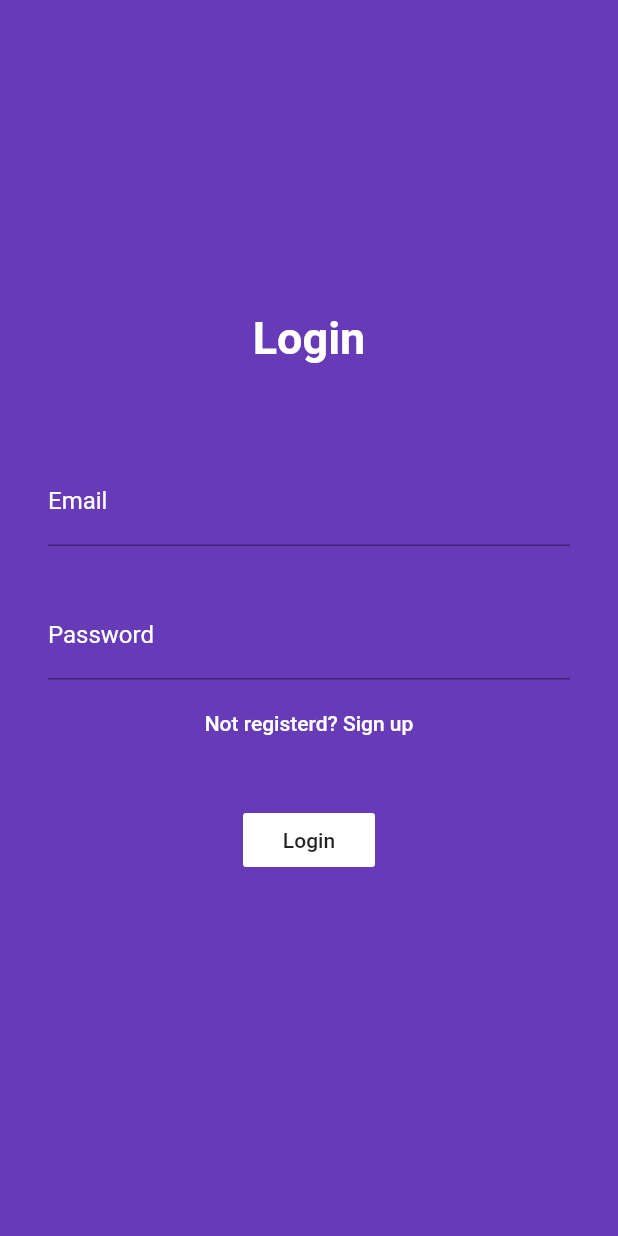
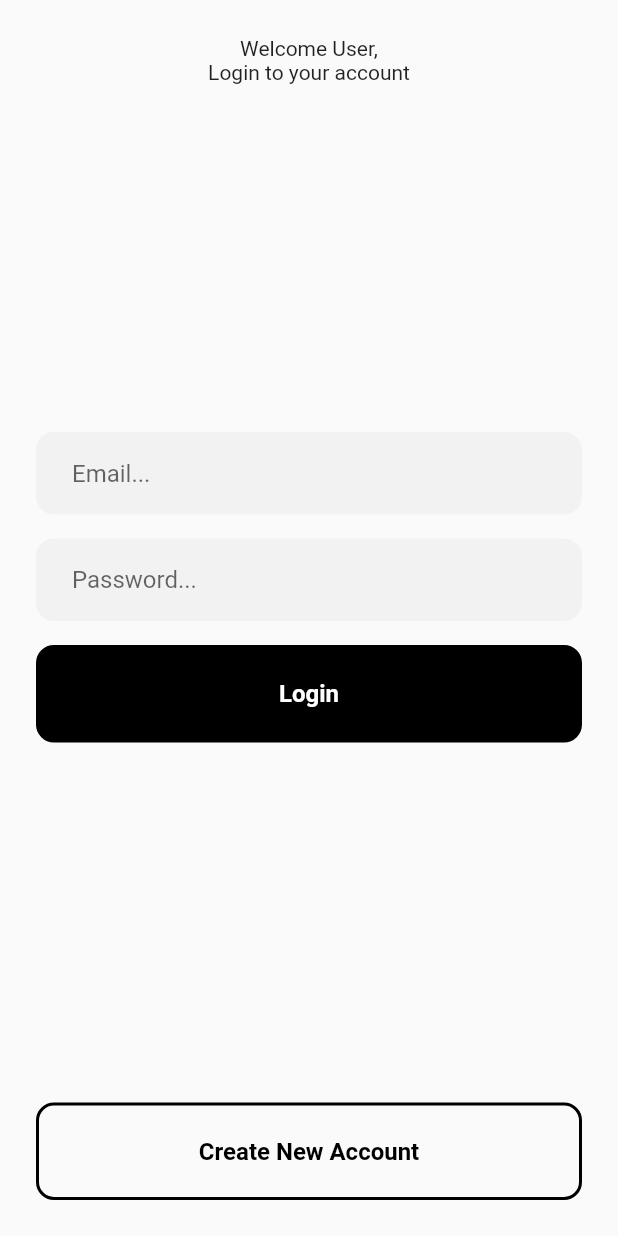
Before and after one commit to xaakib/fireandapi30days, a Flutter app: the screen it shows after launch, on a phone screen of 412 x 824 dp. Run offline on Flutter 3.47's test engine with Material 2 defaults, Android fonts, the phone set to English and light mode, and no system bars; our stand-ins replace firebase_auth, firebase_core, get; accounts and stored records are empty.

Commit message:
here is a bug

```diff
--- a/lib/screen/login_screen.dart
+++ b/lib/screen/login_screen.dart
@@ -1,129 +1,167 @@
 import 'package:fireandapi30days/screen/register_screen.dart';
-import 'package:fireandapi30days/services/authenticationServices.dart';
-import 'package:flutter/cupertino.dart';
+import 'package:fireandapi30days/widgets/custom_btn.dart';
+import 'package:fireandapi30days/widgets/custom_input.dart';
+import 'package:firebase_auth/firebase_auth.dart';
 import 'package:flutter/material.dart';
 
 class LoginScreen extends StatefulWidget {
   @override
-  _LoginScreenState createState() => _LoginScreenState();
+  _LoginScreen createState() => _LoginScreen();
 }
 
-class _LoginScreenState extends State<LoginScreen> {
-  final _key = GlobalKey<FormState>();
+class _LoginScreen extends State<LoginScreen> {
+  Future<void> _alertDialogBuilder(String error) async {
+    return showDialog(
+        context: context,
+        barrierDismissible: false,
+        builder: (context) {
+          return AlertDialog(
+            title: Text("Error"),
+            content: Container(
+              child: Text(error),
+            ),
+            actions: [
+              FlatButton(
+                child: Text("Close Dialog"),
+                onPressed: () {
+                  Navigator.pop(context);
+                },
+              )
+            ],
+          );
+        });
+  }
 
-  final AuthenticationService _auth = AuthenticationService();
+  // Create a new user account
+  Future<String> _loginAccount() async {
+    try {
+      await FirebaseAuth.instance.signInWithEmailAndPassword(
+          email: _loginEmail, password: _loginPassword);
+      return null;
+    } on FirebaseAuthException catch (e) {
+      if (e.code == 'weak-password') {
+        return 'The password provided is too weak.';
+      } else if (e.code == 'email-already-in-use') {
+        return 'The account already exists for that email.';
+      }
+      return e.message;
+    } catch (e) {
+      return e.toString();
+    }
+  }
 
-  TextEditingController _emailContoller = TextEditingController();
-  TextEditingController _passwordController = TextEditingController();
+  void _submitForm() async {
+    // Set the form to loading state
+    setState(() {
+      _loginFormLoading = true;
+    });
+
+    // Run the create account method
+    String _loginFeedback = await _loginAccount();
+
+    // If the string is not null, we got error while create account.
+    if (_loginFeedback != null) {
+      _alertDialogBuilder(_loginFeedback);
+
+      // Set the form to regular state [not loading].
+      setState(() {
+        _loginFormLoading = false;
+      });
+    }
+  }
+
+  // Default Form Loading State
+  bool _loginFormLoading = false;
+
+  // Form Input Field Values
+  String _loginEmail = "";
+  String _loginPassword = "";
+
+  // Focus Node for input fields
+  FocusNode _passwordFocusNode;
+
+  @override
+  void initState() {
+    _passwordFocusNode = FocusNode();
+    super.initState();
+  }
+
+  @override
+  void dispose() {
+    _passwordFocusNode.dispose();
+    super.dispose();
+  }
 
   @override
   Widget build(BuildContext context) {
-    return SafeArea(
-      child: Scaffold(
-        body: SingleChildScrollView(
+    return Scaffold(
+      body: SafeArea(
         child: Container(
-            height: MediaQuery.of(context).size.height,
-            color: Colors.deepPurple,
-            child: Center(
-              child: Form(
-                key: _key,
+          width: double.infinity,
           child: Column(
-                  mainAxisAlignment: MainAxisAlignment.center,
+            mainAxisAlignment: MainAxisAlignment.spaceBetween,
             children: [
-                    Text(
-                      'Login',
-                      style: TextStyle(
-                        color: Colors.white,
-                        fontSize: 30,
-                        fontWeight: FontWeight.w600,
+              Container(
+                padding: EdgeInsets.only(
+                  top: 24.0,
+                ),
+                child: Text(
+                  "Welcome User,\nLogin to your account",
+                  textAlign: TextAlign.center,
                 ),
               ),
+              Column(
+                children: [
+                  CustomInput(
+                    hintText: "Email...",
+                    onChanged: (value) {
+                      _loginEmail = value;
+                    },
+                    onSubmit: (value) {
+                      _passwordFocusNode.requestFocus();
+                    },
+                    textinputAction: TextInputAction.next,
+                  ),
+                  CustomInput(
+                    hintText: "Password...",
+                    onChanged: (value) {
+                      _loginPassword = value;
+                    },
+                    focusNode: _passwordFocusNode,
+                    isPasswordField: true,
+                    onSubmit: (value) {
+                      _submitForm();
+                    },
+                  ),
+                  CustomBtn(
+                    text: "Login",
+                    onPressed: () {
+                      _submitForm();
+                    },
+                    isLoading: _loginFormLoading,
+                  )
+                ],
+              ),
               Padding(
-                      padding: const EdgeInsets.all(32.0),
-                      child: Column(
-                        children: [
-                          SizedBox(height: 30),
-                          TextFormField(
-                            controller: _emailContoller,
-                            validator: (value) {
-                              if (value.isEmpty) {
-                                return 'Email cannot be empty';
-                              } else
-                                return null;
-                            },
-                            decoration: InputDecoration(
-                                labelText: 'Email',
-                                labelStyle: TextStyle(color: Colors.white)),
-                            style: TextStyle(color: Colors.white),
+                padding: const EdgeInsets.only(
+                  bottom: 16.0,
                 ),
-                          SizedBox(height: 30),
-                          TextFormField(
-                            controller: _passwordController,
-                            obscureText: true,
-                            validator: (value) {
-                              if (value.isEmpty) {
-                                return 'Password cannot be empty';
-                              } else
-                                return null;
-                            },
-                            decoration: InputDecoration(
-                                labelText: 'Password',
-                                labelStyle: TextStyle(color: Colors.white)),
-                            style: TextStyle(
-                              color: Colors.white,
-                            ),
-                          ),
-                          SizedBox(height: 5),
-                          FlatButton(
-                            child: Text('Not registerd? Sign up'),
+                child: CustomBtn(
+                  text: "Create New Account",
                   onPressed: () {
-                              Navigator.of(context).push(
-                                CupertinoPageRoute(
-                                  fullscreenDialog: true,
-                                  builder: (context) => RegistrationScreen(),
-                                ),
+                    Navigator.push(
+                      context,
+                      MaterialPageRoute(
+                          builder: (context) => RegistrationScreen()),
                     );
                   },
-                            textColor: Colors.white,
-                          ),
-                          SizedBox(height: 30),
-                          Row(
-                            mainAxisAlignment: MainAxisAlignment.spaceEvenly,
-                            children: [
-                              FlatButton(
-                                child: Text('Login'),
-                                onPressed: () {
-                                  if (_key.currentState.validate()) {
-                                    signInUser();
-                                  }
-                                },
-                                color: Colors.white,
-                              ),
-                            ],
-                          ),
-                        ],
+                  outlineBtn: true,
                 ),
               ),
             ],
           ),
         ),
       ),
-          ),
-        ),
-      ),
     );
   }
-
-  void signInUser() async {
-    var authResult =
-        await _auth.loginUser(_emailContoller.text, _passwordController.text);
-    if (authResult == null) {
-      print('Sign in error. could not be able to login');
-    } else {
-      _emailContoller.clear();
-      _passwordController.clear();
-
-      Navigator.pushNamed(context, '/homescreen');
 }
-  }
-}
--- /dev/null
+++ b/lib/widgets/custom_btn.dart
@@ -0,0 +1,70 @@
+import 'package:flutter/material.dart';
+
+class CustomBtn extends StatelessWidget {
+  final String text;
+  final Function onPressed;
+
+  final bool outlineBtn;
+  final bool isLoading;
+
+  CustomBtn({
+    this.text,
+    this.onPressed,
+    this.outlineBtn,
+    this.isLoading,
+  });
+
+  @override
+  Widget build(BuildContext context) {
+    bool _outlineBtn = outlineBtn ?? false;
+    bool _isLoading = isLoading ?? false;
+
+    return GestureDetector(
+      onTap: onPressed,
+      child: Container(
+        height: 65.0,
+        decoration: BoxDecoration(
+          color: _outlineBtn ? Colors.transparent : Colors.black,
+          border: Border.all(
+            color: Colors.black,
+            width: 2.0,
+          ),
+          borderRadius: BorderRadius.circular(
+            12.0,
+          ),
+        ),
+        margin: EdgeInsets.symmetric(
+          horizontal: 24.0,
+          vertical: 8.0,
+        ),
+        child: Stack(
+          children: [
+            Visibility(
+              visible: _isLoading ? false : true,
+              child: Center(
+                child: Text(
+                  text ?? "Text",
+                  style: TextStyle(
+                    fontSize: 16.0,
+                    color: _outlineBtn ? Colors.black : Colors.white,
+                    fontWeight: FontWeight.w600,
+                  ),
+                ),
+              ),
+            ),
+            Visibility(
+              visible: _isLoading,
+              child: Center(
+                child: SizedBox(
+                  height: 30.0,
+                  width: 30.0,
+                  child: CircularProgressIndicator(),
+                ),
+              ),
+            ),
+          ],
+        ),
+      ),
+    );
+  }
+}
--- /dev/null
+++ b/lib/widgets/custom_input.dart
@@ -0,0 +1,41 @@
+import 'package:flutter/material.dart';
+
+class CustomInput extends StatelessWidget {
+  final String hintText;
+  final Function(String) onSubmit;
+  final Function(String) onChanged;
+  final TextInputAction textinputAction;
+  final FocusNode focusNode;
+  final bool isPasswordField;
+
+  const CustomInput(
+      {Key key,
+      this.isPasswordField,
+      this.focusNode,
+      this.onChanged,
+      this.onSubmit,
+      this.hintText,
+      this.textinputAction});
+  @override
+  Widget build(BuildContext context) {
+    bool _isPasswordField = isPasswordField ?? false;
+
+    return Container(
+      margin: EdgeInsets.symmetric(horizontal: 24.0, vertical: 8.0),
+      decoration: BoxDecoration(
+          color: Color(0xFFF2F2F2), borderRadius: BorderRadius.circular(12.0)),
+      child: TextField(
+        textInputAction: textinputAction,
+        focusNode: focusNode,
+        onChanged: onChanged,
+        obscureText: _isPasswordField,
+        onSubmitted: onSubmit,
+        decoration: InputDecoration(
+            border: InputBorder.none,
+            hintText: hintText ?? "Hint Text",
+            contentPadding:
+                EdgeInsets.symmetric(horizontal: 24.0, vertical: 18.0)),
+      ),
+    );
+  }
+}
```
Lines whose indentation alone changed are shown as unchanged.
